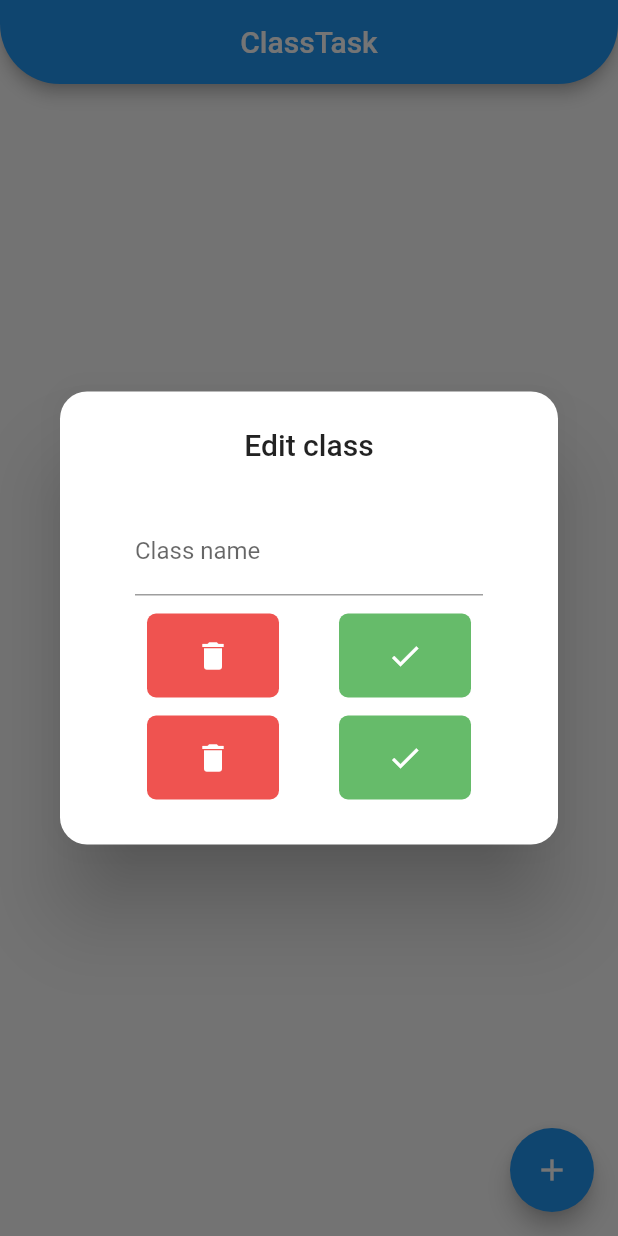
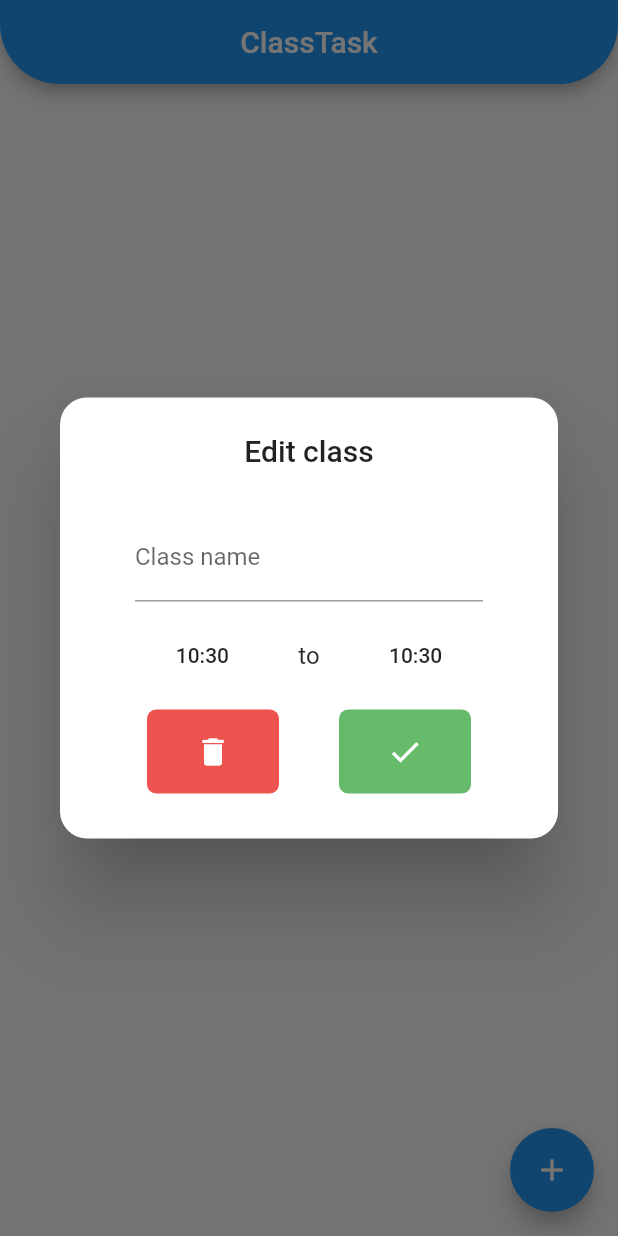
Before and after one commit to AdamPodoxin/ClassTask, a Flutter app: the screen it shows after launch, after a tap on the "add" icon, on a phone screen of 412 x 824 dp. Run offline on Flutter 3.47's test engine with Material 2 defaults, Android fonts, the phone set to English and light mode, and no system bars.

```diff
--- a/lib/Classes/class.dart
+++ b/lib/Classes/class.dart
@@ -1,6 +1,8 @@
+import 'package:flutter/material.dart';
+
 class Class {
   String name;
-  DateTime startTime, endTime;
+  TimeOfDay startTime, endTime;
 
   Class(
     this.name,
--- /dev/null
+++ b/lib/Classes/utility.dart
@@ -0,0 +1,18 @@
+import 'package:flutter/material.dart';
+
+String formatTimeOfDay(TimeOfDay timeOfDay) {
+  String output = "";
+
+  String hourStr = timeOfDay.hour.toString(),
+      minuteStr = timeOfDay.minute.toString();
+
+  if (hourStr.length == 1) {
+    hourStr = "0" + hourStr;
+  }
+  if (minuteStr.length == 1) {
+    minuteStr = "0" + minuteStr;
+  }
+
+  output = "$hourStr:$minuteStr";
+  return output;
+}
--- a/lib/Widgets/classWidget.dart
+++ b/lib/Widgets/classWidget.dart
@@ -1,6 +1,7 @@
 import 'package:flutter/material.dart';
 
 import '../Classes/class.dart';
+import '../Classes/utility.dart';
 
 class ClassWidget extends StatelessWidget {
   final Key key;
@@ -27,7 +28,10 @@ class ClassWidget extends StatelessWidget {
           myClass.name,
           textAlign: TextAlign.center,
         ),
-        subtitle: Text("${myClass.startTime} - ${myClass.endTime}"),
+        subtitle: Text(
+          "${formatTimeOfDay(myClass.startTime)} - ${formatTimeOfDay(myClass.endTime)}",
+          textAlign: TextAlign.center,
+        ),
         onTap: onTapFunction,
       ),
     );
--- a/lib/main.dart
+++ b/lib/main.dart
@@ -1,5 +1,6 @@
 import 'Widgets/classWidget.dart';
 import 'Classes/class.dart';
+import 'Classes/utility.dart';
 
 import 'package:flutter/material.dart';
 
@@ -21,6 +22,9 @@ class ClassTaskState extends State<ClassTask> {
   final _classNameController = TextEditingController();
 
   bool _editingClass = false;
+
+  TimeOfDay _selectedStartTime = TimeOfDay.now(),
+      _selectedEndTime = TimeOfDay.now();
 
   void createNewClass(Class newClass) {
     setState(() {
@@ -44,6 +48,12 @@ class ClassTaskState extends State<ClassTask> {
     });
   }
 
+  Future<Null> setStartTime() async {
+    TimeOfDay _time = TimeOfDay.now();
+    _time = await showTimePicker(context: context, initialTime: _time);
+    return _time;
+  }
+
   void showEditClassDialog(int index) {
     if (!_editingClass) {
       setState(() {
@@ -60,8 +70,8 @@ class ClassTaskState extends State<ClassTask> {
         onPressed: () {
           Class editedClass = new Class(
             _classNameController.text,
-            new DateTime(2000),
-            new DateTime(2000),
+            _selectedStartTime,
+            _selectedEndTime,
           );
 
           if (index < 0) {
@@ -118,7 +128,7 @@ class ClassTaskState extends State<ClassTask> {
         context: context,
         barrierDismissible: false,
         builder: (BuildContext context) {
-          return StatefulBuilder(builder: (context, StateSetter stateSetter) {
+          return StatefulBuilder(builder: (context, StateSetter setState) {
             return SimpleDialog(
               contentPadding: const EdgeInsets.only(
                 left: 50,
@@ -138,9 +148,53 @@ class ClassTaskState extends State<ClassTask> {
                 SizedBox(height: 12),
                 Row(
                   children: [
-                    deleteButton,
-                    SizedBox(width: 40),
-                    doneButton,
+                    FlatButton(
+                      child: Text(formatTimeOfDay(_selectedStartTime)),
+                      onPressed: () {
+                        TimeOfDay _time = _selectedStartTime;
+                        Future<Null> timePicker() async {
+                          _time = await showTimePicker(
+                            context: context,
+                            initialTime: TimeOfDay.now(),
+                          );
+
+                          if (_time == null) {
+                            _time = _selectedStartTime;
+                          }
+
+                          setState(() {
+                            _selectedStartTime = _time;
+                          });
+                        }
+
+                        timePicker();
+                      },
+                    ),
+                    SizedBox(width: 20),
+                    Text("to"),
+                    SizedBox(width: 20),
+                    FlatButton(
+                      child: Text(formatTimeOfDay(_selectedEndTime)),
+                      onPressed: () {
+                        TimeOfDay _time = _selectedEndTime;
+                        Future<Null> timePicker() async {
+                          _time = await showTimePicker(
+                            context: context,
+                            initialTime: TimeOfDay.now(),
+                          );
+
+                          if (_time == null) {
+                            _time = _selectedEndTime;
+                          }
+
+                          setState(() {
+                            _selectedEndTime = _time;
+                          });
+                        }
+
+                        timePicker();
+                      },
+                    ),
                   ],
                   mainAxisAlignment: MainAxisAlignment.center,
                 ),
--- a/pubspec.yaml
+++ b/pubspec.yaml
@@ -19,6 +19,7 @@ environment:
 dependencies:
   flutter:
     sdk: flutter
+  shared_preferences: ^0.4.3
 
   # The following adds the Cupertino Icons font to your application.
   # Use with the CupertinoIcons class for iOS style icons.
```
Also changed, not shown: 2 other files.
